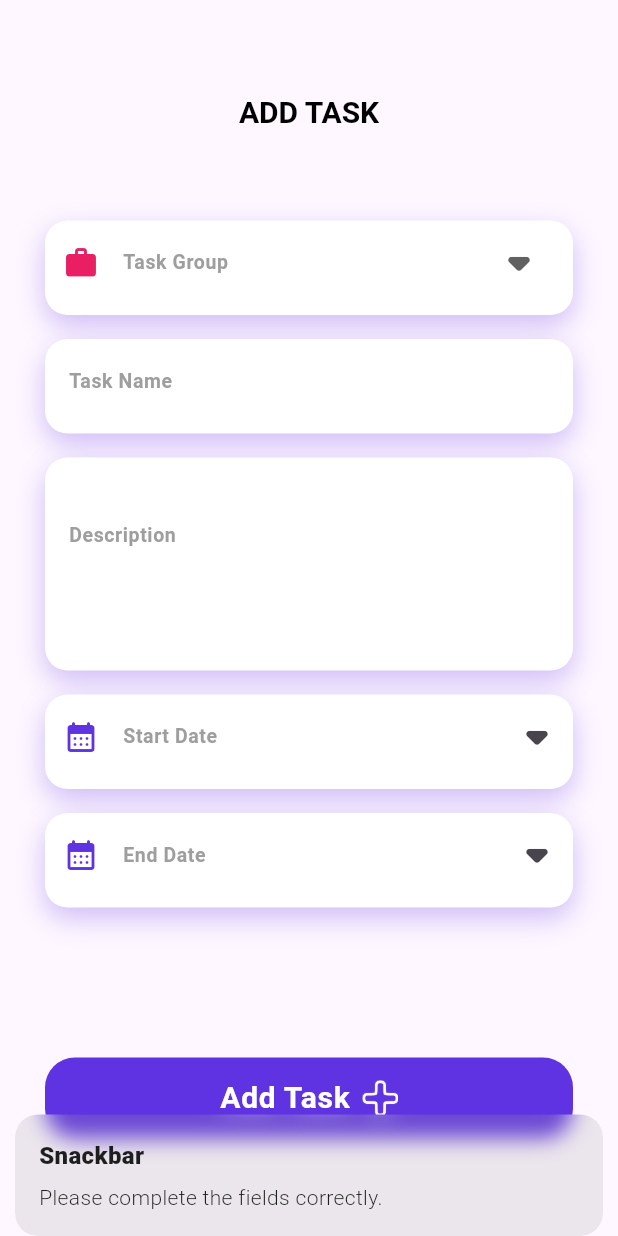
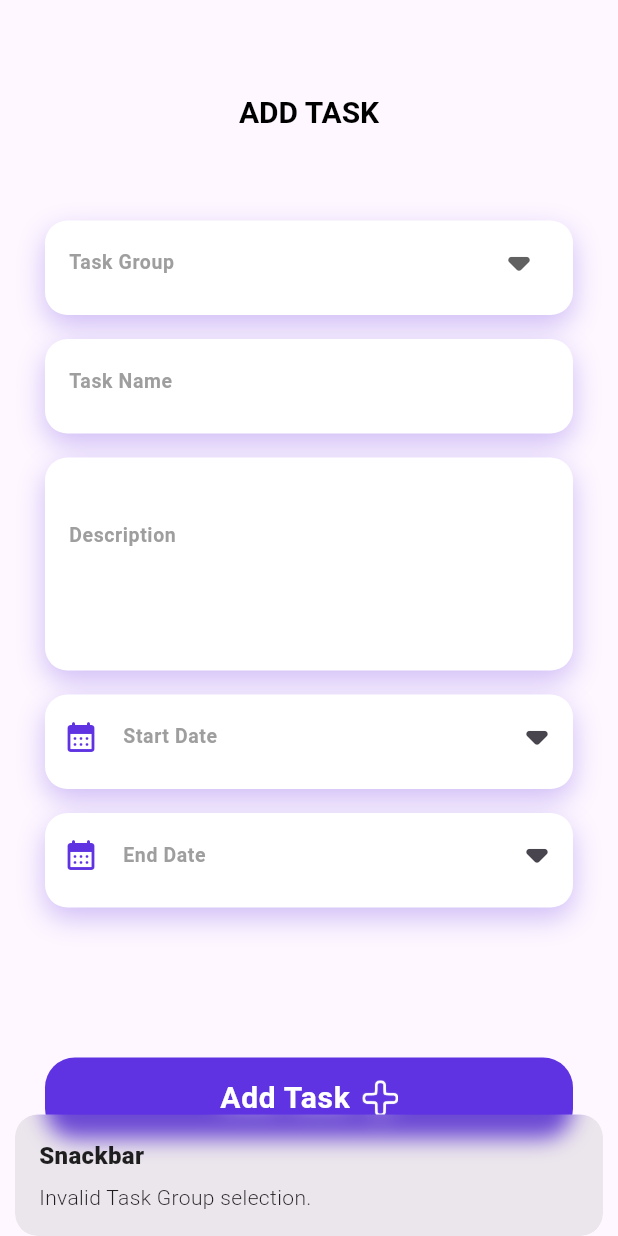
Before and after one commit to alibakhsha/todo_m, a Flutter app: the AddTaskScreen screen opened directly, after a tap on "Add Task", on a phone screen of 412 x 824 dp. Run offline on Flutter 3.47's test engine with Material 3 defaults, Android fonts, the phone set to English and light mode, and no system bars; our stand-ins replace get, get_storage; accounts and stored records are empty; Roboto replaces fonts that are missing (Lexenddeca).

Commit message:
complete add task screen

```diff
--- a/lib/controller/home_controller.dart
+++ b/lib/controller/home_controller.dart
@@ -19,6 +19,7 @@ class HomeController extends GetxController {
     String date,
     Color color,
     IconData icon,
+    String taskGroup,
   ) {
     tasks.add(TaskModel(
       icon: icon,
@@ -26,6 +27,7 @@ class HomeController extends GetxController {
       color: color,
       taskDate: date,
       isDone: false.obs,
+      taskGroup: taskGroup,
     ));
     saveTasks();
   }
--- a/lib/main.dart
+++ b/lib/main.dart
@@ -1,5 +1,3 @@
-import 'dart:isolate';
-
 import 'package:flutter/material.dart';
 import 'package:get/get_navigation/src/root/get_material_app.dart';
 import 'package:todo_m/view/first_screen.dart';
@@ -9,19 +7,13 @@ import 'package:todo_m/view/home_screen.dart';
 
 void main() async {
   await GetStorage.init();
-  bool isFirstLaunch = GetStorage().read('isFirstLaunch') ?? true;
-  if (isFirstLaunch) {
-    GetStorage().write(
-        'isFirstLaunch', false); // مقدار isFirstLaunch را به false تغییر بده
-  }
-  runApp(MyApp(
-    isFirstLaunch: isFirstLaunch,
-  ));
+  runApp(MyApp());
 }
 
 class MyApp extends StatelessWidget {
   final bool isFirstLaunch;
-  const MyApp({super.key, required this.isFirstLaunch});
+
+  MyApp() : isFirstLaunch = GetStorage().read('isFirstLaunch') ?? true;
 
   // This widget is the root of your application.
   @override
--- a/lib/models/data_model.dart
+++ b/lib/models/data_model.dart
@@ -1,7 +1,6 @@
-import 'dart:ui';
-
 import 'package:flutter/material.dart';
 import 'package:get/get.dart';
+import 'package:todo_m/models/task_model.dart';
 
 class TaskModel {
   String taskName;
@@ -9,6 +8,7 @@ class TaskModel {
   RxBool isDone;
   Color color;
   IconData icon;
+  String taskGroup;
 
   TaskModel({
     required this.taskName,
@@ -16,6 +16,7 @@ class TaskModel {
     required this.isDone,
     required this.color,
     required this.icon,
+    required this.taskGroup,
   });
 
   Map<String, dynamic> toJson() {
@@ -25,6 +26,7 @@ class TaskModel {
       'isDone': isDone.value,
       'color': color.value,
       'icon': icon.codePoint,
+      'taskGroup': taskGroup,
     };
   }
 
@@ -34,7 +36,9 @@ class TaskModel {
         taskDate: json['taskDate'],
         isDone: RxBool(json['isDone']),
         color: Color(json['color']),
-        icon: IconData(json['icon']));
+        icon: IconData(
+          json['icon'],
+        ),
+        taskGroup: 'taskGroup');
   }
-
 }
--- a/lib/models/list_data.dart
+++ b/lib/models/list_data.dart
@@ -1,4 +1,6 @@
+import 'package:flutter/material.dart';
+import 'package:get/get.dart';
 import 'package:todo_m/models/data_model.dart';
-
+import 'package:todo_m/models/task_model.dart';
 
 List<TaskModel> taskModel = [];
--- /dev/null
+++ b/lib/models/task_model.dart
@@ -0,0 +1,19 @@
+import 'package:flutter/material.dart';
+import 'package:get/get.dart';
+
+class TaskGroup {
+   String? name;
+   IconData? icon;
+   Color? color;
+
+  TaskGroup(this.name, this.icon, this.color);
+}
+
+class TaskData {
+  static List<TaskGroup> taskGroup =[
+    TaskGroup('Work', Icons.work, const Color(0xffF478B8)),
+    TaskGroup('Gym', Icons.fitness_center, const Color(0xff39fc03)),
+    TaskGroup('Study', Icons.school, const Color(0xff5F33E1)),
+    TaskGroup('Other', Icons.list, const Color(0xfffc034e)),
+  ];
+}
--- a/lib/view/add_task_screen.dart
+++ b/lib/view/add_task_screen.dart
@@ -1,19 +1,24 @@
 import 'package:flutter/material.dart';
 import 'package:get/get.dart';
 import 'package:todo_m/controller/home_controller.dart';
+import 'package:todo_m/models/task_model.dart';
 import 'package:todo_m/view/home_screen.dart';
+
 
 import '../gen/assets.gen.dart';
 
+// ignore: must_be_immutable
 class AddTaskScreen extends StatelessWidget {
   final HomeController controller = Get.put(HomeController());
-  final _taskGroups = ['Work', 'gym', 'study', 'Other'];
+  Rx<TaskGroup> taskGroup = TaskGroup(null, null, null).obs;
   String? _selectedTaskGroup;
+
   final TextEditingController _taskNameController = TextEditingController();
   final TextEditingController _descriptionController = TextEditingController();
   final Rx<DateTime?> _startDate = Rx<DateTime?>(null);
   final Rx<DateTime?> _endDate = Rx<DateTime?>(null);
 
+  // AddTaskScreen({super.key, required this.task});
   Future<void> _pickDate(BuildContext context, bool isStartDate) async {
     final DateTime? picked = await showDatePicker(
       context: context,
@@ -32,8 +37,8 @@ class AddTaskScreen extends StatelessWidget {
 
   void addTaskButtonHandler() {
     if (_selectedTaskGroup == null ||
-        _taskNameController == null ||
-        _descriptionController == null ||
+        _taskNameController.text.isEmpty ||
+        _descriptionController.text.isEmpty ||
         _startDate == null ||
         _endDate == null) {
       Get.snackbar(
@@ -43,14 +48,39 @@ class AddTaskScreen extends StatelessWidget {
         forwardAnimationCurve: Curves.elasticInOut,
         reverseAnimationCurve: Curves.easeOut,
       );
-    } else {
-      controller.addTask(
-          _selectedTaskGroup!,
-          '${_endDate.value!.day}/${_endDate.value!.month}/${_endDate.value!.year}',
-          Colors.pink,
-          Icons.work);
-      Get.offAll(HomeScreen());
     }
+
+    final selectedGroup = TaskData.taskGroup.firstWhereOrNull(
+      (group) => group.name == _selectedTaskGroup,
+    );
+
+    if (selectedGroup == null) {
+      Get.snackbar(
+        'Snackbar',
+        'Invalid Task Group selection.',
+        snackPosition: SnackPosition.BOTTOM,
+      );
+      return;
+    }
+    controller.addTask(
+      _taskNameController.text,
+      '${_endDate.value!.day}/${_endDate.value!.month}/${_endDate.value!.year}',
+      selectedGroup.color!,
+      selectedGroup.icon!,
+      selectedGroup.name!,
+    );
+
+    Get.offAll(HomeScreen());
+
+    // else {
+    //   controller.addTask(
+    //       _selectedTaskGroup.value!,
+    //       '${_endDate.value!.day}/${_endDate.value!.month}/${_endDate.value!.year}',
+    //       taskGroup.value.color!,
+    //       taskGroup.value.icon!,
+    //       taskGroup.value.name!);
+    //   Get.offAll(HomeScreen());
+    // }
   }
 
   @override
@@ -80,7 +110,7 @@ class AddTaskScreen extends StatelessWidget {
                       decoration: BoxDecoration(
                           color: Colors.white,
                           borderRadius:
-                              const BorderRadius.all(const Radius.circular(15)),
+                              const BorderRadius.all(Radius.circular(15)),
                           boxShadow: [
                             BoxShadow(
                                 color: const Color.fromARGB(255, 95, 51, 225)
@@ -92,10 +122,6 @@ class AddTaskScreen extends StatelessWidget {
                       child: DropdownButtonFormField<String>(
                         iconSize: 0,
                         decoration: InputDecoration(
-                          prefixIcon: const Icon(
-                            Icons.work,
-                            color: Colors.pink,
-                          ),
                           suffixIcon: const Icon(
                             Icons.arrow_drop_down_rounded,
                             size: 48,
@@ -106,10 +132,16 @@ class AddTaskScreen extends StatelessWidget {
                               borderSide: BorderSide.none),
                         ),
                         value: _selectedTaskGroup,
-                        items: _taskGroups.map((group) {
-                          return DropdownMenuItem(
-                            value: group,
-                            child: Text(group),
+                        items: TaskData.taskGroup.map((group) {
+                          return DropdownMenuItem<String>(
+                            value: group.name,
+                            child: Row(
+                              children: [
+                                Icon(group.icon, color: group.color),
+                                const SizedBox(width: 8),
+                                Text(group.name!),
+                              ],
+                            ),
                           );
                         }).toList(),
                         onChanged: (value) {
--- a/lib/view/edit_page_complete_screen.dart
+++ b/lib/view/edit_page_complete_screen.dart
@@ -2,7 +2,6 @@ import 'package:flutter/material.dart';
 import 'package:get/get.dart';
 
 import 'package:todo_m/controller/home_controller.dart';
-import 'package:todo_m/models/data_model.dart';
 
 import '../gen/assets.gen.dart';
 
--- a/lib/view/edit_task_screen.dart
+++ b/lib/view/edit_task_screen.dart
@@ -1,7 +1,6 @@
 import 'package:flutter/material.dart';
 import 'package:get/get.dart';
 import 'package:todo_m/controller/home_controller.dart';
-import 'package:todo_m/models/list_data.dart';
 import 'package:todo_m/view/edit_page_complete_screen.dart';
 import 'package:todo_m/view/home_screen.dart';
 
--- a/pubspec.yaml
+++ b/pubspec.yaml
@@ -31,6 +31,7 @@ dependencies:
   flutter:
     sdk: flutter
   path_provider: ^2.0.14
+  collection: ^1.17.1
   get_storage: ^2.0.3
 
 
```
Also changed, not shown: lib/view/home_screen.dart (+37 -26 lines), pubspec.lock, 1 other file.
